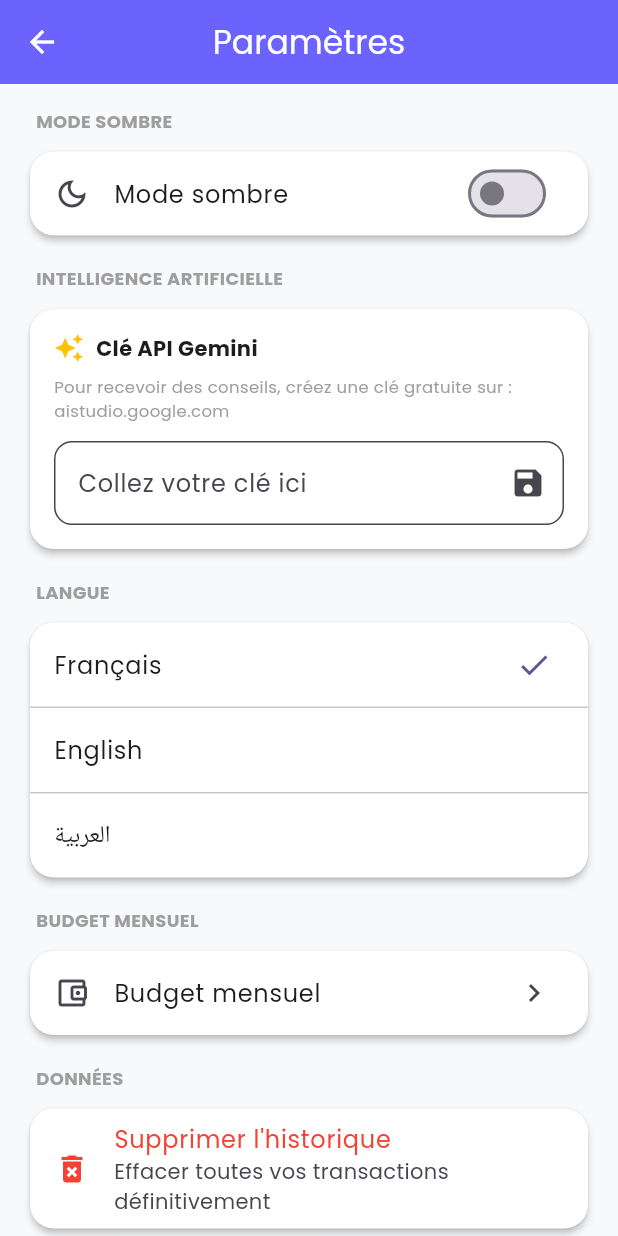
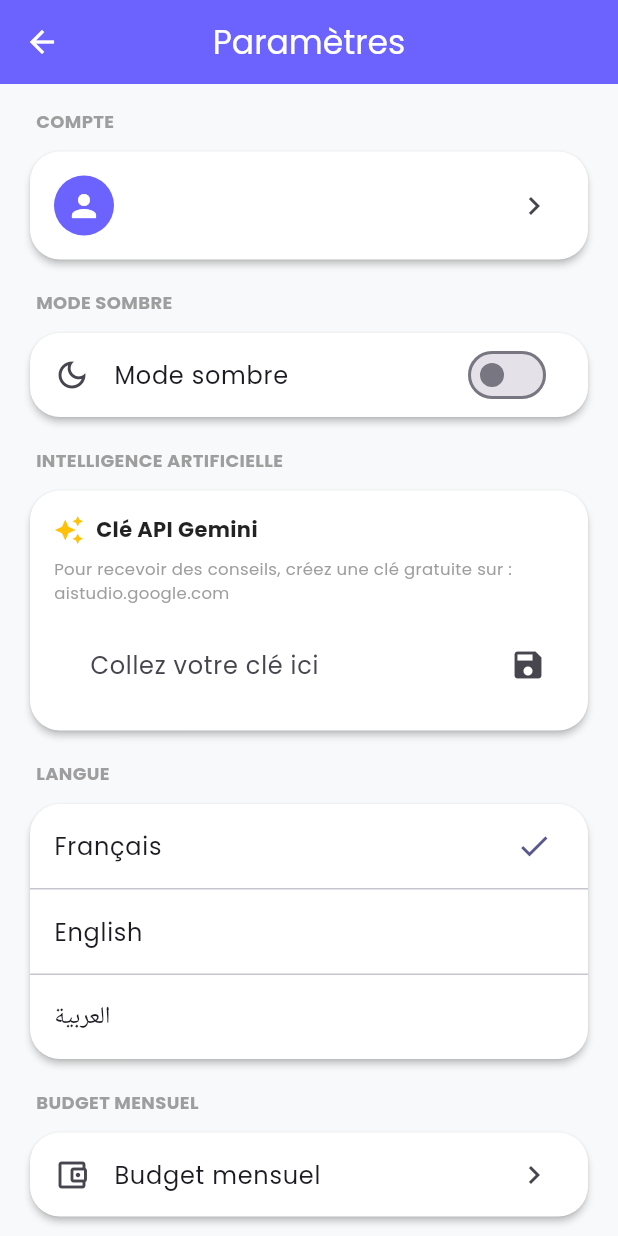
Before and after one commit to medm3alem/Stouchy, a Flutter app: the screen it shows once a user with an empty profile is signed in, after a tap on the "settings" icon, on a phone screen of 412 x 824 dp. Run offline on Flutter 3.47's test engine with Material 3 defaults, Android fonts, the phone set to English and light mode, and no system bars; our stand-ins replace animate_do, cloud_firestore, firebase_auth, firebase_core, fl_chart, flutter_local_notifications and 8 more; accounts and stored records are empty; network calls fail.

Commit message:
Finalisation du profil utilisateur et intégration paramètres - Clé masquée

```diff
--- a/lib/core/router/app_router.dart
+++ b/lib/core/router/app_router.dart
@@ -11,6 +11,7 @@ import '../../features/statistics/presentation/statistics_screen.dart';
 import '../../features/budget/presentation/budget_screen.dart';
 import '../../features/settings/presentation/settings_screen.dart';
 import '../../features/ai/chat_ai_screen.dart';
+import '../../features/auth/presentation/profile_screen.dart';
 
 final routerProvider = Provider<GoRouter>((ref) {
   final authState = ref.watch(authStateProvider);
@@ -53,6 +54,7 @@ final routerProvider = Provider<GoRouter>((ref) {
       GoRoute(path: '/budget-settings', builder: (_, __) => const BudgetScreen()),
       GoRoute(path: '/settings',     builder: (_, __) => const SettingsScreen()),
       GoRoute(path: '/chat-ai',      builder: (_, __) => const ChatAiScreen()),
+      GoRoute(path: '/profile',      builder: (_, __) => const ProfileScreen()),
     ],
   );
 });
--- a/lib/core/theme/app_theme.dart
+++ b/lib/core/theme/app_theme.dart
@@ -6,9 +6,9 @@ class AppColors {
   static const income     = Color(0xFF4CAF50);
   static const expense    = Color(0xFFE53935);
   static const background = Color(0xFFF8F9FA);
-  static const darkBg     = Color(0xFF121212);
-  static const darkCard   = Color(0xFF1E1E2E);
-  static const textSec    = Color(0xFF6B7280);
+  static const darkBg     = Color(0xFF0F111A); // Bleu nuit très profond
+  static const darkCard   = Color(0xFF1E202C); // Couleur de carte assortie
+  static const textSec    = Color(0xFF94A3B8);
 }
 
 class AppTheme {
@@ -17,40 +17,77 @@ class AppTheme {
 
   static ThemeData _build(Brightness brightness) {
     final isDark = brightness == Brightness.dark;
+    final colorScheme = ColorScheme.fromSeed(
+      seedColor: AppColors.primary,
+      brightness: brightness,
+      surface: isDark ? AppColors.darkCard : Colors.white,
+      background: isDark ? AppColors.darkBg : AppColors.background,
+    );
+
     return ThemeData(
       useMaterial3: true,
       brightness: brightness,
-      colorScheme: ColorScheme.fromSeed(
-        seedColor: AppColors.primary,
-        brightness: brightness,
-      ),
+      colorScheme: colorScheme,
       scaffoldBackgroundColor: isDark ? AppColors.darkBg : AppColors.background,
+
       textTheme: GoogleFonts.poppinsTextTheme(
         ThemeData(brightness: brightness).textTheme,
+      ).apply(
+        bodyColor: isDark ? Colors.white : Colors.black87,
+        displayColor: isDark ? Colors.white : Colors.black87,
       ),
+
       appBarTheme: AppBarTheme(
-        backgroundColor: isDark ? AppColors.darkCard : AppColors.primary,
+        backgroundColor: isDark ? AppColors.darkBg : AppColors.primary,
         foregroundColor: Colors.white,
         elevation: 0,
         centerTitle: true,
       ),
+
       cardTheme: CardThemeData(
         color: isDark ? AppColors.darkCard : Colors.white,
         elevation: isDark ? 0 : 2,
-        shape: RoundedRectangleBorder(borderRadius: BorderRadius.circular(16)),
+        shape: RoundedRectangleBorder(
+          borderRadius: BorderRadius.circular(20),
+          side: isDark ? BorderSide(color: Colors.white.withOpacity(0.05)) : BorderSide.none,
+        ),
       ),
+
+      segmentedButtonTheme: SegmentedButtonThemeData(
+        style: SegmentedButton.styleFrom(
+          backgroundColor: isDark ? AppColors.darkCard : Colors.grey[100],
+          selectedBackgroundColor: AppColors.primary,
+          selectedForegroundColor: Colors.white,
+          side: BorderSide(color: isDark ? Colors.white10 : Colors.grey[300]!),
+        ),
+      ),
+
       elevatedButtonTheme: ElevatedButtonThemeData(
         style: ElevatedButton.styleFrom(
           backgroundColor: AppColors.primary,
           foregroundColor: Colors.white,
-          minimumSize: const Size(double.infinity, 52),
-          shape: RoundedRectangleBorder(borderRadius: BorderRadius.circular(12)),
+          minimumSize: const Size(double.infinity, 54),
+          shape: RoundedRectangleBorder(borderRadius: BorderRadius.circular(16)),
+          elevation: isDark ? 0 : 2,
         ),
       ),
+
       inputDecorationTheme: InputDecorationTheme(
-        border: OutlineInputBorder(borderRadius: BorderRadius.circular(12)),
         filled: true,
         fillColor: isDark ? AppColors.darkCard : Colors.white,
+        border: OutlineInputBorder(
+          borderRadius: BorderRadius.circular(16),
+          borderSide: isDark ? BorderSide(color: Colors.white.withOpacity(0.1)) : BorderSide.none,
+        ),
+        enabledBorder: OutlineInputBorder(
+          borderRadius: BorderRadius.circular(16),
+          borderSide: isDark ? BorderSide(color: Colors.white.withOpacity(0.1)) : BorderSide.none,
+        ),
+        focusedBorder: OutlineInputBorder(
+          borderRadius: BorderRadius.circular(16),
+          borderSide: const BorderSide(color: AppColors.primary, width: 2),
+        ),
+        contentPadding: const EdgeInsets.symmetric(horizontal: 20, vertical: 16),
       ),
     );
   }
--- a/lib/features/settings/presentation/settings_screen.dart
+++ b/lib/features/settings/presentation/settings_screen.dart
@@ -6,6 +6,8 @@ import '../../../core/providers/locale_provider.dart';
 import '../../../core/providers/theme_provider.dart';
 import '../../transactions/data/transaction_repository.dart';
 import '../../ai/ai_provider.dart';
+import '../../auth/data/auth_repository.dart';
+import '../../../core/theme/app_theme.dart';
 
 class SettingsScreen extends ConsumerStatefulWidget {
   const SettingsScreen({super.key});
@@ -46,6 +48,22 @@ class _SettingsScreenState extends ConsumerState<SettingsScreen> {
       body: ListView(
         padding: const EdgeInsets.all(16),
         children: [
+          // --- Section Profil ---
+          _buildHeader("Compte"),
+          Card(
+            child: ListTile(
+              leading: CircleAvatar(
+                backgroundColor: AppColors.primary,
+                child: const Icon(Icons.person, color: Colors.white),
+              ),
+              title: Text(ref.watch(authRepositoryProvider).currentUser?.displayName ?? "Utilisateur"),
+              subtitle: Text(ref.watch(authRepositoryProvider).currentUser?.email ?? ""),
+              trailing: const Icon(Icons.chevron_right),
+              onTap: () => context.push('/profile'),
+            ),
+          ),
+          const SizedBox(height: 16),
+
           // --- Section Apparence ---
           _buildHeader(l10n.darkMode),
           Card(
--- a/lib/features/transactions/presentation/home_screen.dart
+++ b/lib/features/transactions/presentation/home_screen.dart
@@ -25,6 +25,16 @@ class HomeScreen extends ConsumerWidget {
 
     return Scaffold(
       appBar: AppBar(
+        leading: Padding(
+          padding: const EdgeInsets.only(left: 12),
+          child: GestureDetector(
+            onTap: () => context.push('/profile'),
+            child: const CircleAvatar(
+              backgroundColor: Colors.white24,
+              child: Icon(Icons.person, color: Colors.white, size: 20),
+            ),
+          ),
+        ),
         title: Text(l10n.appTitle, style: const TextStyle(fontWeight: FontWeight.bold)),
         actions: [
           IconButton(icon: const Icon(Icons.bar_chart), onPressed: () => context.push('/statistics')),
```
Also changed, not shown: lib/features/ai/chat_ai_screen.dart (+26 -9 lines), lib/features/auth/data/auth_repository.dart (+8 -0 lines), lib/features/auth/presentation/profile_screen.dart (added, +165 -0 lines), lib/features/statistics/presentation/statistics_screen.dart (+17 -3 lines).
